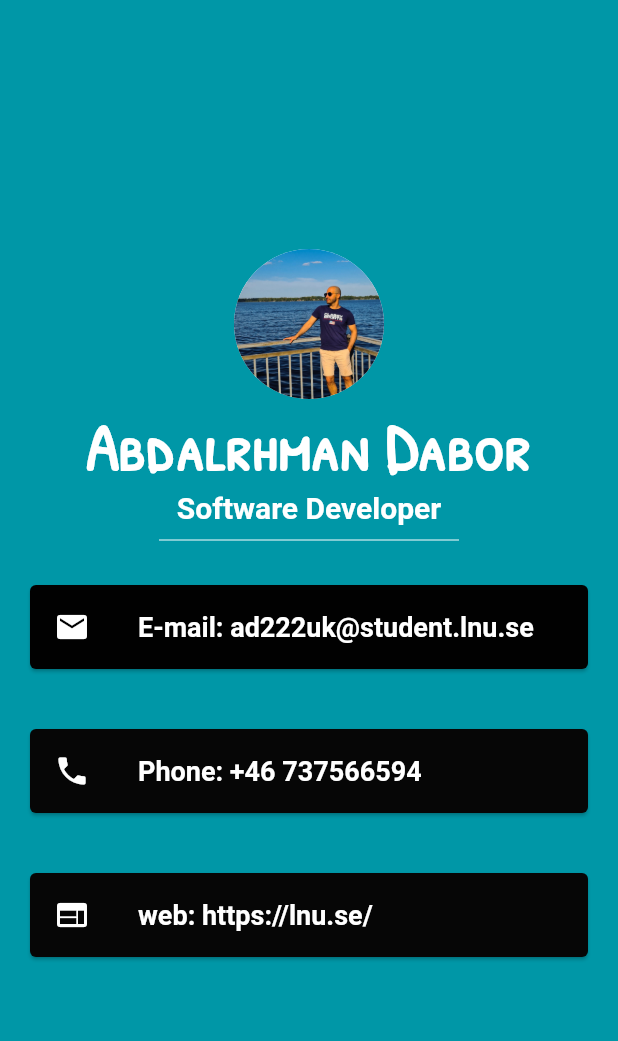
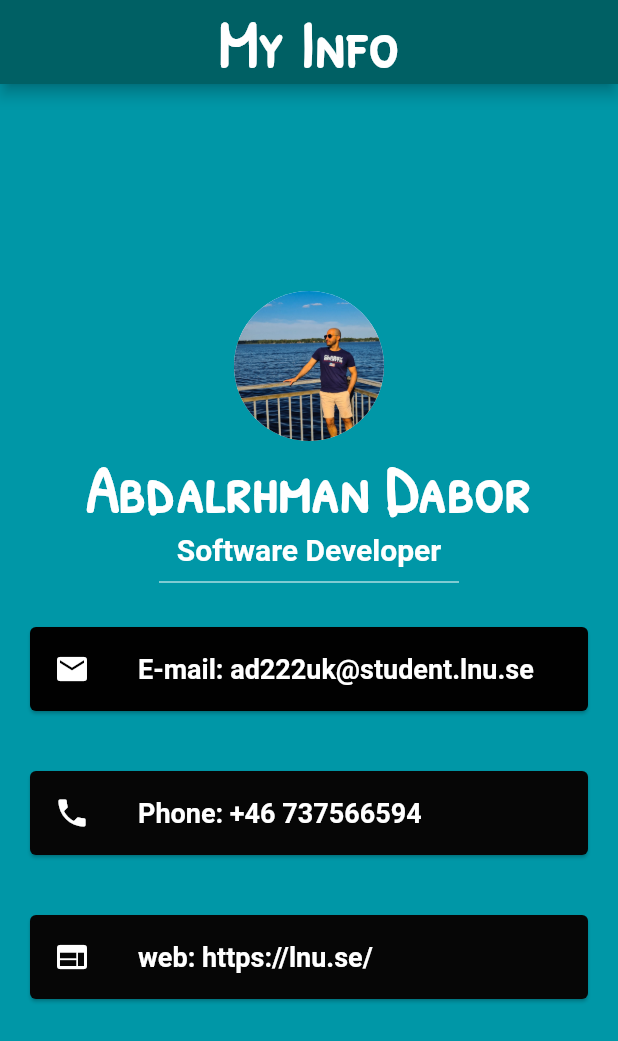
Before and after one commit to 3BoOoD97/Flutter-Projects, a Flutter app: the screen it shows after launch, on a phone screen of 412 x 824 dp. Shown: the top 1041 px of the screen. Run offline on Flutter 3.47's test engine with Material 2 defaults, Android fonts, the phone set to English and light mode, and no system bars.

Commit message:
Clean the code

```diff
--- a/personal_card/lib/main.dart
+++ b/personal_card/lib/main.dart
@@ -12,6 +12,20 @@ class MyApp extends StatelessWidget {
     return MaterialApp(
       home: Scaffold(
         backgroundColor: Colors.cyan[700],
+        appBar: AppBar(
+          title: Center(
+            child: Text(
+              'My Info',
+              style: TextStyle(
+                fontFamily: 'PatrickHandSC',
+                fontSize: 45.0,
+                color: Colors.white,
+                fontWeight: FontWeight.bold,
+              ),
+            ),
+          ),
+          backgroundColor: Colors.cyan[900],
+        ),
         body: SafeArea(
           child: Column(
             mainAxisAlignment: MainAxisAlignment.center,
```
